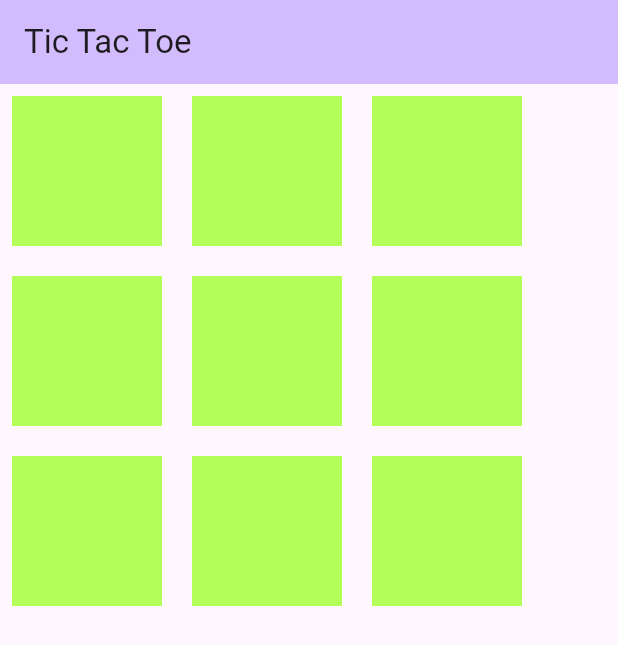
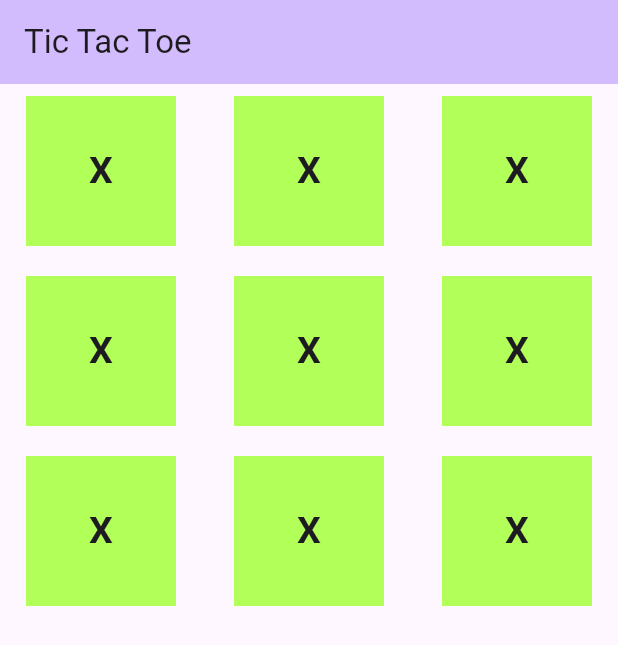
Before and after one commit to Tanujs1994/tictactieGame, a Flutter app: the screen it shows after launch, on a phone screen of 412 x 824 dp. Shown: the top 645 px of the screen. Run offline on Flutter 3.47's test engine with Material 2 defaults, Android fonts, the phone set to English and light mode, and no system bars.

Commit message:
give text X to the center of container

```diff
--- a/lib/main.dart
+++ b/lib/main.dart
@@ -1,6 +1,7 @@
 // ignore_for_file: prefer_const_constructors, prefer_const_literals_to_create_immutables
 
 import 'package:flutter/material.dart';
+import 'package:flutter/rendering.dart';
 import 'package:tic_tac_toe_game/widgets/tic_tac_toe_cart.dart';
 
 void main() {
@@ -12,6 +13,7 @@ class MyApp extends StatelessWidget {
 
   @override
   Widget build(BuildContext context) {
+    // debugPaintSizeEnabled = true;
     return MaterialApp(
       title: 'Flutter Demo',
       theme: ThemeData(
@@ -47,6 +49,7 @@ class _MyHomePageState extends State<MyHomePage> {
               Column(
                 children: [
                   Row(
+                    mainAxisAlignment: MainAxisAlignment.spaceEvenly,
                     children: [
                       TicTakToeCart(),
                       SizedBox(
@@ -63,6 +66,7 @@ class _MyHomePageState extends State<MyHomePage> {
                     height: 20,
                   ),
                   Row(
+                    mainAxisAlignment: MainAxisAlignment.spaceEvenly,
                     children: [
                       TicTakToeCart(),
                       SizedBox(
@@ -79,6 +83,7 @@ class _MyHomePageState extends State<MyHomePage> {
                     height: 20,
                   ),
                   Row(
+                    mainAxisAlignment: MainAxisAlignment.spaceEvenly,
                     children: [
                       TicTakToeCart(),
                       SizedBox(
--- a/lib/widgets/tic_tac_toe_cart.dart
+++ b/lib/widgets/tic_tac_toe_cart.dart
@@ -1,3 +1,5 @@
+// ignore_for_file: prefer_const_constructors
+
 import 'package:flutter/material.dart';
 
 class TicTakToeCart extends StatelessWidget {
@@ -5,10 +7,19 @@ class TicTakToeCart extends StatelessWidget {
 
   @override
   Widget build(BuildContext context) {
-    return Container(
-      height: 100,
-      width: 100,
-      color: Colors.lightGreenAccent,
+    return Stack(
+      alignment: Alignment.center,
+      children: [
+        Container(
+          height: 100,
+          width: 100,
+          color: Colors.lightGreenAccent,
+        ),
+        Text(
+          'X',
+          style: TextStyle(fontSize: 25,fontWeight: FontWeight.bold),
+        ),
+      ],
     );
   }
 }
```
